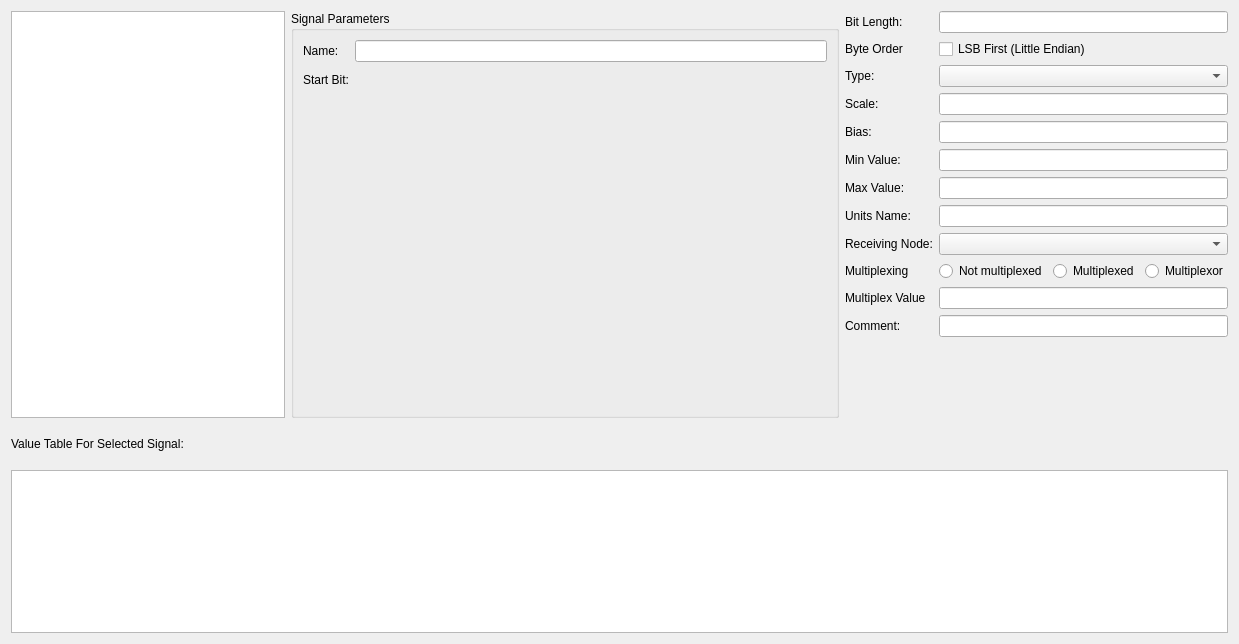
Above: ui/dbcsignaleditor.ui from collin80/SavvyCAN before the change. Below: the same form after it.
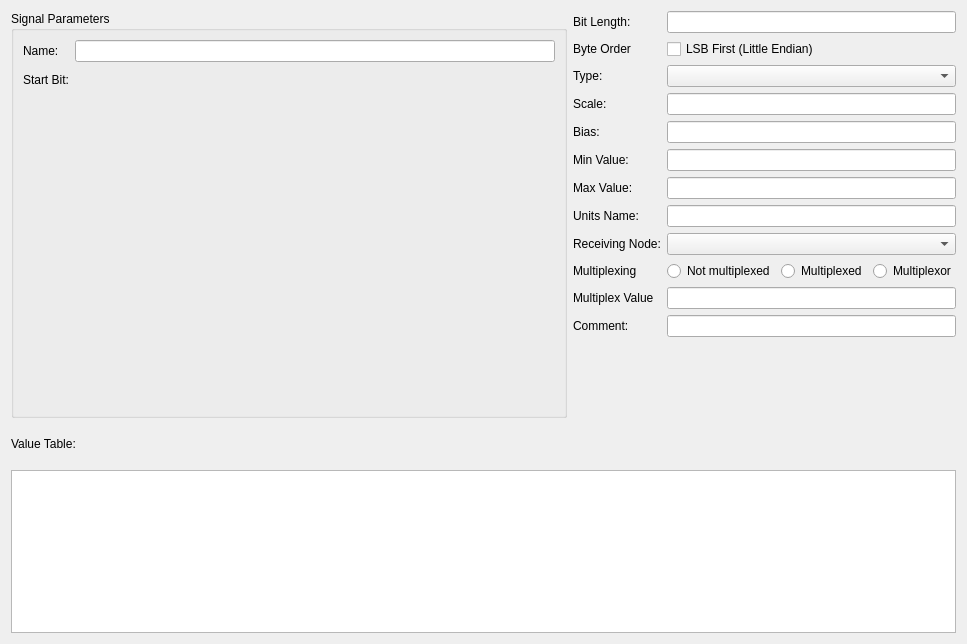
That is the form after the change. Custom widgets are drawn as their Qt base class.

Diff of the .ui file:
```diff
--- a/ui/dbcsignaleditor.ui
+++ b/ui/dbcsignaleditor.ui
@@ -6,7 +6,7 @@
    <rect>
     <x>0</x>
     <y>0</y>
-    <width>1239</width>
+    <width>967</width>
     <height>644</height>
    </rect>
   </property>
@@ -15,10 +15,7 @@
   </property>
   <layout class="QVBoxLayout" name="verticalLayout" stretch="10,1,4">
    <item>
-    <layout class="QHBoxLayout" name="horizontalLayout" stretch="1,2,1">
-     <item>
-      <widget class="QListWidget" name="signalsList"/>
-     </item>
+    <layout class="QHBoxLayout" name="horizontalLayout" stretch="2,1">
      <item>
       <widget class="QGroupBox" name="groupBox">
        <property name="title">
@@ -210,7 +207,7 @@
    <item>
     <widget class="QLabel" name="label_2">
      <property name="text">
-      <string>Value Table For Selected Signal:</string>
+      <string>Value Table:</string>
      </property>
     </widget>
    </item>
```
Left out of the diff: 1 changed line with no effect on the pictures.
